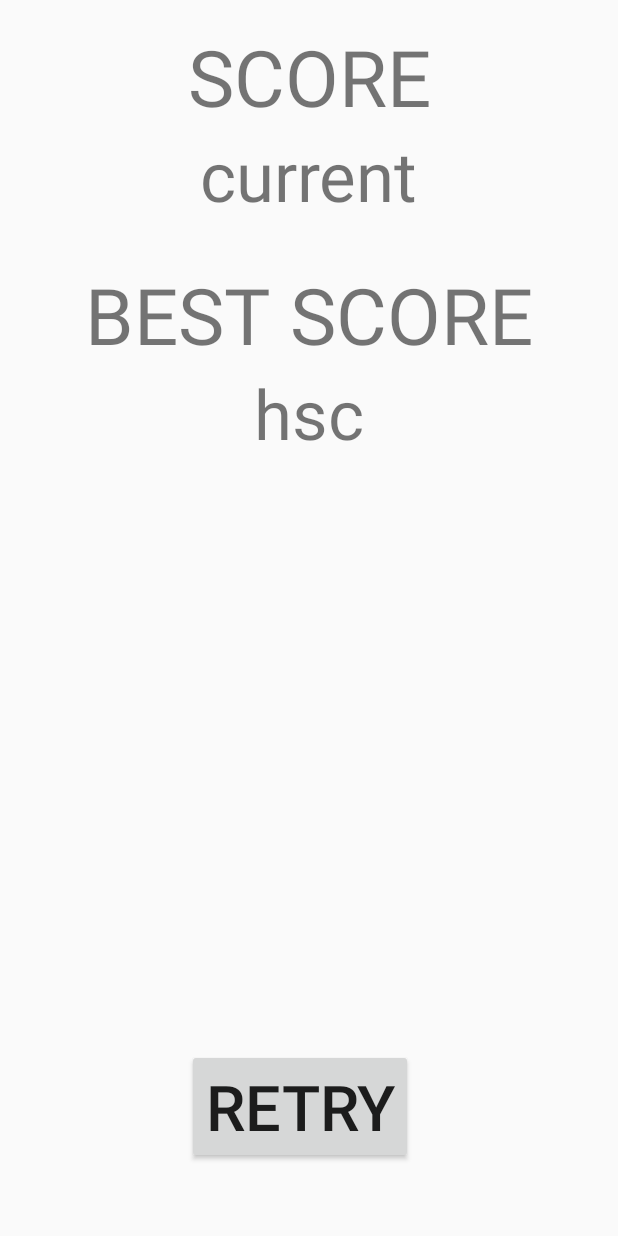
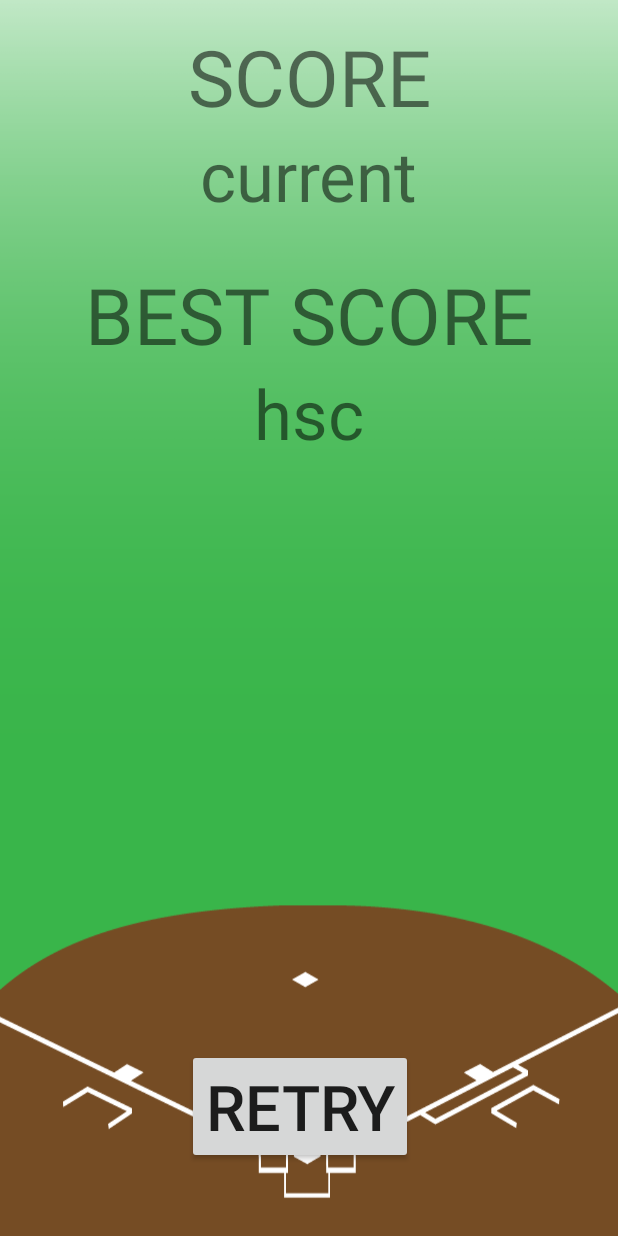
Before and after one commit to sugar69/StayHomeBatter, an Android app: the layout activity_result.xml on its own in the app's theme, with its tools: preview values and no code run, on a phone screen of 412 x 824 dp. Run offline under Robolectric (Android 15) with nearby library versions, the phone set to English and light mode, and no system bars.

Commit message:
リザルト画面に背景を追加

```diff
--- a/app/src/main/res/layout/activity_result.xml
+++ b/app/src/main/res/layout/activity_result.xml
@@ -5,6 +5,16 @@
     android:layout_width="match_parent"
     android:layout_height="match_parent"
     tools:context=".ResultActivity">
+
+    <View
+        android:id="@+id/background"
+        android:layout_width="wrap_content"
+        android:layout_height="wrap_content"
+        android:background="@drawable/ground"
+        app:layout_constraintBottom_toBottomOf="parent"
+        app:layout_constraintEnd_toEndOf="parent"
+        app:layout_constraintStart_toStartOf="parent"
+        app:layout_constraintTop_toTopOf="parent" />
 
     <TextView
         android:id="@+id/textView"
```
